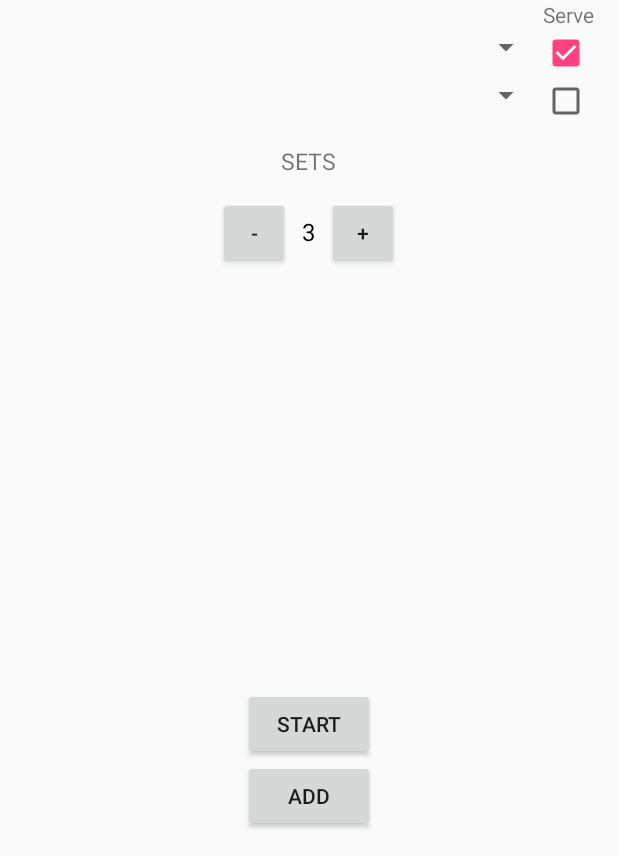
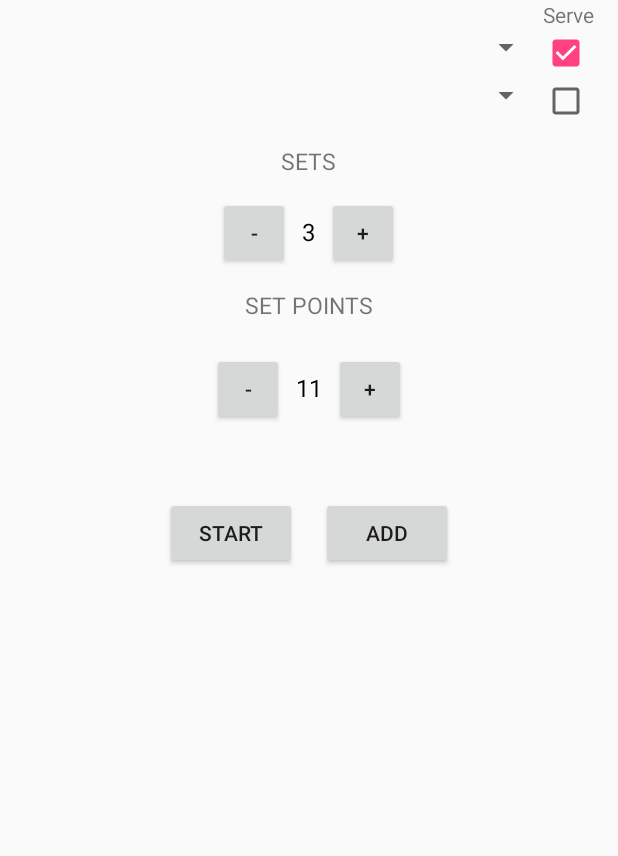
Before and after one commit to DhivoGnani/PingPongScoreKeeper, an Android app: the screen it shows after launch (MainActivity), on a phone screen of 412 x 824 dp, the part 380-1236 px from its top. Run offline under Robolectric (Android 15) with nearby library versions, the light colour scheme and no system bars; our stand-ins replace Picasso.

Commit message:
Update Game Configuration Screen

```diff
--- a/app/src/main/java/me/dhivo/android/pingpongmatchtracker/activities/GameActivity.java
+++ b/app/src/main/java/me/dhivo/android/pingpongmatchtracker/activities/GameActivity.java
@@ -124,13 +124,14 @@ public class GameActivity extends AppCompatActivity
         final String playerOneName = getIntent().getExtras().getString("playerOneName");
         final String playerTwoName = getIntent().getExtras().getString("playerTwoName");
         final int numSets = Integer.valueOf(getIntent().getExtras().getString("numSets"));
+        final int numPointsPerSet = Integer.valueOf(getIntent().getExtras().getString("numPointsPerSet"));
         final String servingPlayer = getIntent().getExtras().getString("servingPlayer");
         long playerOneId = getIntent().getExtras().getLong("playerOneId");
         long playerTwoId = getIntent().getExtras().getLong("playerTwoId");
 
         servingPlayerId = "Player 1".equals(servingPlayer) ? playerOneId : playerTwoId;
 
-        pingPongGame = new PingPongGame(playerOneName, playerTwoName, numSets, servingPlayer,
+        pingPongGame = new PingPongGame(playerOneName, playerTwoName, numSets, numPointsPerSet,  servingPlayer,
                 playerOneId, playerTwoId);
 
         displayPlayersName();
--- a/app/src/main/java/me/dhivo/android/pingpongmatchtracker/activities/SetEditorActivity.java
+++ b/app/src/main/java/me/dhivo/android/pingpongmatchtracker/activities/SetEditorActivity.java
@@ -25,6 +25,7 @@ public class SetEditorActivity extends AppCompatActivity {
     private long playerOneId;
     private long playerTwoId;
     private long servingPlayerId;
+    private int numOfPointsPerSet;
 
     @Override
     protected void onCreate(Bundle savedInstanceState) {
@@ -36,6 +37,7 @@ public class SetEditorActivity extends AppCompatActivity {
         playerOneId = getIntent().getExtras().getLong("playerOneId");
         playerTwoId = getIntent().getExtras().getLong("playerTwoId");
         int numOfSets = Integer.valueOf(getIntent().getExtras().getString("numSets"));
+        numOfPointsPerSet = Integer.valueOf(getIntent().getExtras().getString("numPointsPerSet"));
         final String servingPlayer = getIntent().getExtras().getString("servingPlayer");
 
         servingPlayerId = "Player 1".equals(servingPlayer) ? playerOneId : playerTwoId;
@@ -112,7 +114,7 @@ public class SetEditorActivity extends AppCompatActivity {
             }
          }
 
-        boolean isSetsValid = SetValidator.validateSets(sets, 11);
+        boolean isSetsValid = SetValidator.validateSets(sets, numOfPointsPerSet);
         if(!isSetsValid) {
             Toast.makeText(this, "Set points are invalid",
                     Toast.LENGTH_SHORT).show();
--- a/app/src/main/java/me/dhivo/android/pingpongmatchtracker/components/GameConfiguration.kt
+++ b/app/src/main/java/me/dhivo/android/pingpongmatchtracker/components/GameConfiguration.kt
@@ -5,6 +5,14 @@ internal class GameConfiguration {
     // Default number of sets in a match
     var numberOfSets: Int = 3
         private set
+
+    var maxNumSets: Int  = 9
+    var minNumSets: Int = 1
+
+    // Default number of points in a set
+    var numberOfPointsPerSet = 11
+    var minNumPointsPerSet = 11
+    var maxNumPointsPerSet = 21
 
     var servingPlayer: PlayerEnum = PlayerEnum.PLAYER_ONE
         private set
@@ -22,12 +30,23 @@ internal class GameConfiguration {
         }
 
     fun incrementNumberOfSets() {
+        if(numberOfSets == maxNumSets) return
         numberOfSets += 2
     }
 
     fun decrementNumberOfSets() {
-        if (numberOfSets - 2 < 1) return
+        if(numberOfSets == minNumSets) return
         numberOfSets -= 2
+    }
+
+    fun incrementNumberOfPointersPerSet()
+    {
+        numberOfPointsPerSet = maxNumPointsPerSet
+    }
+
+    fun decrementNumberOfPointsPerSet()
+    {
+        numberOfPointsPerSet = minNumPointsPerSet
     }
 
     fun switchServingPlayer() {
--- a/app/src/main/java/me/dhivo/android/pingpongmatchtracker/components/PingPongGame.java
+++ b/app/src/main/java/me/dhivo/android/pingpongmatchtracker/components/PingPongGame.java
@@ -17,7 +17,7 @@ public class PingPongGame
 
     public ArrayList<PingPongSet> pingPongSets;
 
-    private final static int minNumberOfPointsToWinASet = 11;
+    private int minNumberOfPointsToWinASet;
     private final static int numberOfPointsPlayerNeedsToBeatOpponent = 2;
 
     private int winningNumberOfSets;
@@ -26,6 +26,7 @@ public class PingPongGame
             String playerOneName,
             String playerTwoName,
             int numSets,
+            int numberOfPointsPerSet,
             String servingPlayer,
             long playerOneId,
             long playerTwoId
@@ -35,6 +36,7 @@ public class PingPongGame
         this.playerTwoId = playerTwoId;
         this.playerOneName = playerOneName;
         this.playerTwoName = playerTwoName;
+        this.minNumberOfPointsToWinASet = numberOfPointsPerSet;
         pingPongSets = new ArrayList<>();
         winningNumberOfSets = numSets % 2 == 1 ? numSets/2 + 1 : numSets / 2;
 
--- a/app/src/main/res/layout/activity_new_game.xml
+++ b/app/src/main/res/layout/activity_new_game.xml
@@ -107,13 +107,48 @@
 
         </LinearLayout>
 
-    </LinearLayout>
+        <TextView
+            style="@style/HeaderTextStyle"
+            android:layout_gravity="center_horizontal"
+            android:text="Set Points" />
 
         <LinearLayout
             android:layout_width="match_parent"
             android:layout_height="wrap_content"
-        android:orientation="vertical"
-        android:layout_marginBottom="16dp">
+            android:gravity="center_horizontal"
+            android:orientation="horizontal"
+            android:paddingTop="8dp">
+
+            <Button
+                android:id="@+id/decrease_set_points"
+                android:layout_width="48dp"
+                android:layout_height="48dp"
+                android:text="-" />
+
+            <TextView
+                android:id="@+id/num_of_sets_points"
+                android:layout_width="wrap_content"
+                android:layout_height="wrap_content"
+                android:paddingLeft="8dp"
+                android:paddingRight="8dp"
+                android:text="11"
+                android:textColor="@android:color/black"
+                android:textSize="16sp" />
+
+            <Button
+                android:id="@+id/increase_set_points"
+                android:layout_width="48dp"
+                android:layout_height="48dp"
+                android:text="+" />
+
+        </LinearLayout>
+
+        <LinearLayout
+            android:layout_width="wrap_content"
+            android:layout_height="wrap_content"
+            android:orientation="horizontal"
+            android:layout_marginTop="48dp"
+            android:layout_gravity="center_horizontal">
 
             <Button
                 android:id="@+id/start_game"
@@ -121,6 +156,7 @@
                 android:layout_height="wrap_content"
                 android:layout_gravity="center"
                 android:text="Start"
+                android:layout_marginRight="8dp"
                 />
             <Button
                 android:id="@+id/add"
@@ -128,8 +164,11 @@
                 android:layout_height="wrap_content"
                 android:layout_gravity="center"
                 android:text="Add"
+                android:layout_marginLeft="8dp"
                 />
 
         </LinearLayout>
 
     </LinearLayout>
+
+</LinearLayout>
```
Also changed, not shown: app/src/main/java/me/dhivo/android/pingpongmatchtracker/fragments/NewGameFragment.java (+30 -0 lines). Lines whose indentation alone changed are shown as unchanged.
